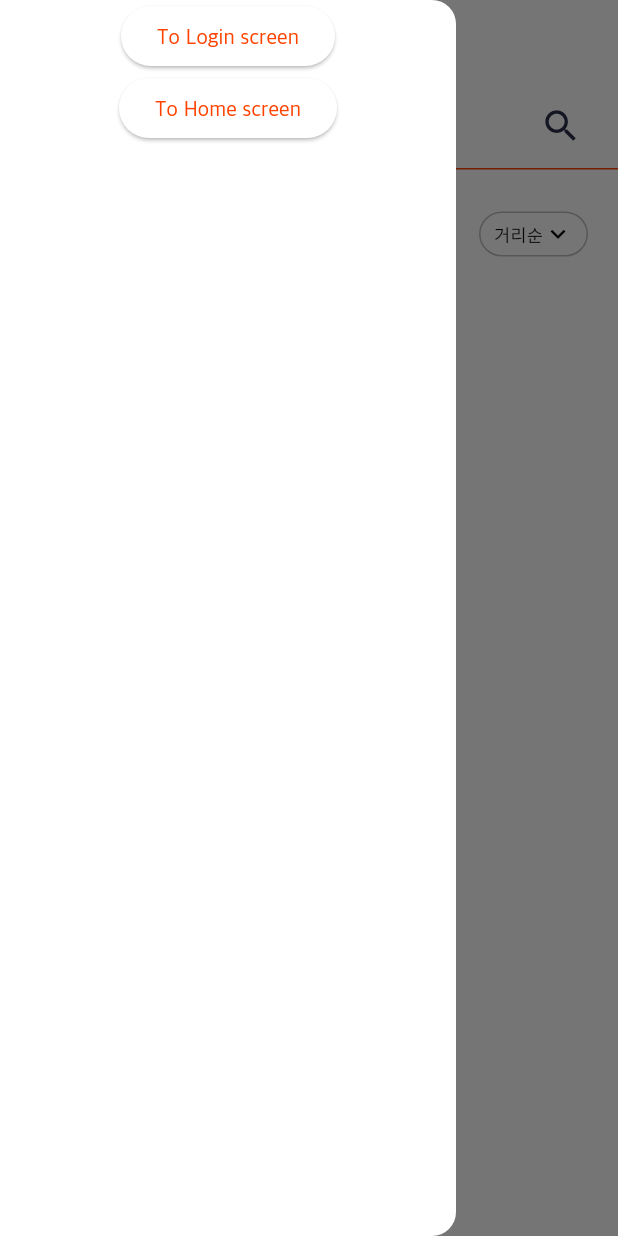
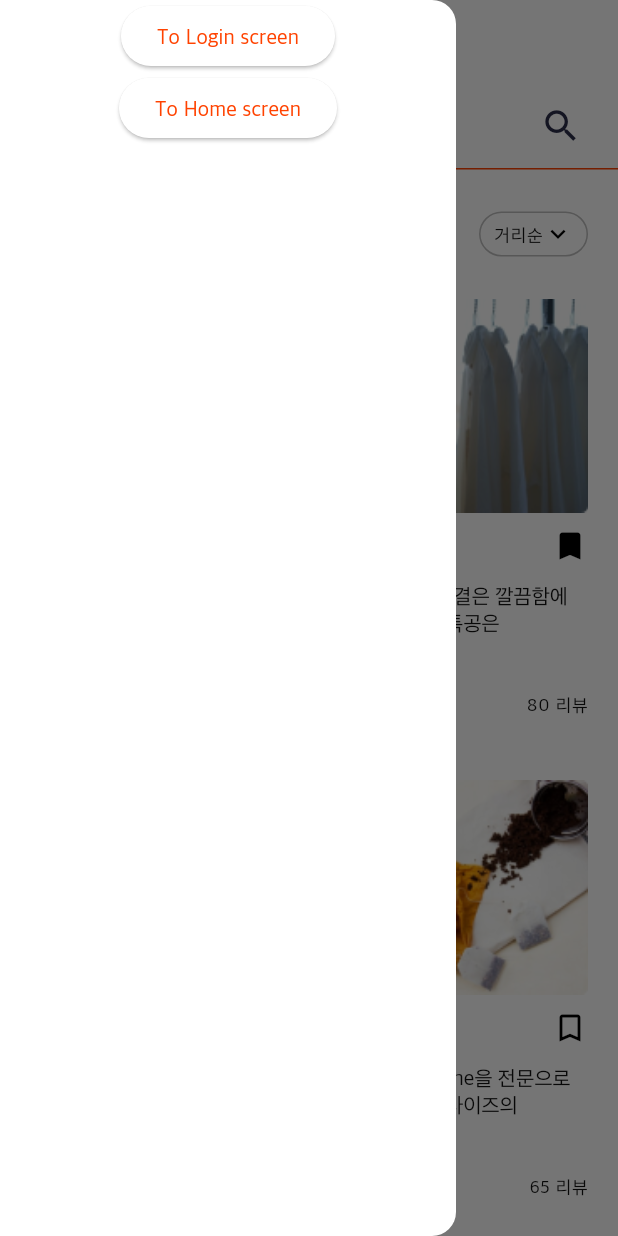
Before and after one commit to chuongphong12/makerre_flutter, a Flutter app: the SearchResultScreen screen opened directly with empty values, with the side drawer open, on a phone screen of 412 x 824 dp. Run offline on Flutter 3.47's test engine with Material 2 defaults, Android fonts, the light colour scheme and no system bars; our stand-ins replace bloc, carousel_slider, flutter_form_builder, flutter_rating_bar, flutter_svg, go_router and 1 more.

Commit message:
add search result grid view

```diff
--- /dev/null
+++ b/lib/models/search_result_model.dart
@@ -0,0 +1,79 @@
+class SearchResult {
+  final String image;
+  final String title;
+  final String description;
+  final double price;
+  final double reviewCount;
+  final double rating;
+  final bool isBookmark;
+
+  SearchResult({
+    required this.image,
+    required this.title,
+    required this.description,
+    required this.price,
+    required this.reviewCount,
+    required this.rating,
+    required this.isBookmark,
+  });
+
+  static final List<SearchResult> searchResults = [
+    SearchResult(
+      image: 'assets/images/search_result/celine-bag.png',
+      title: '픽스 마스터',
+      isBookmark: true,
+      description:
+          'Old Celine, Celine을 전문으로 합니다. 다양한 사이즈의 Old Celine, Celine을 전문으로 합니다. 다양한 사이즈의',
+      price: 500000,
+      rating: 4.9,
+      reviewCount: 108,
+    ),
+    SearchResult(
+      image: 'assets/images/search_result/t-shirt.png',
+      title: '세탁 특공',
+      isBookmark: true,
+      description: '명품 세탁 1위 비결은 깔끔함에 있습니다. 세탁 특공은',
+      price: 450000,
+      rating: 4.8,
+      reviewCount: 80,
+    ),
+    SearchResult(
+      image: 'assets/images/search_result/blanket.png',
+      title: '수리수리 마수리',
+      isBookmark: false,
+      description: '명품 세탁 1위 비결은 깔끔함에 있습니다. 세탁 특공은 ',
+      price: 680000,
+      rating: 4.6,
+      reviewCount: 222,
+    ),
+    SearchResult(
+      image: 'assets/images/search_result/coffee.png',
+      title: '리폼의 신',
+      isBookmark: false,
+      description: 'Old Celine, Celine을 전문으로 합니다. 다양한 사이즈의',
+      price: 230000,
+      rating: 4.9,
+      reviewCount: 65,
+    ),
+    SearchResult(
+      image: 'assets/images/search_result/noddle.png',
+      title: '수리수리 마수리',
+      isBookmark: false,
+      description:
+          'Old Celine, Celine을 전문으로 합니다. 다양한 사이즈의 Old Celine, Celine을 전문으로 합니다. 다양한 사이즈의',
+      price: 125000,
+      rating: 4.4,
+      reviewCount: 9,
+    ),
+    SearchResult(
+      image: 'assets/images/search_result/old-guy.png',
+      title: '수선 매니아',
+      isBookmark: false,
+      description:
+          'Old Celine, Celine을 전문으로 합니다. 다양한 사이즈의 Old Celine, Celine을 전문으로 합니다. 다양한 사이즈의',
+      price: 310000,
+      rating: 4.8,
+      reviewCount: 201,
+    )
+  ];
+}
--- a/lib/screens/home/search/search_result_screen.dart
+++ b/lib/screens/home/search/search_result_screen.dart
@@ -1,6 +1,7 @@
 import 'package:flutter/material.dart';
 import 'package:flutter_svg/svg.dart';
 import 'package:go_router/go_router.dart';
+import 'package:makerre_flutter/models/search_result_model.dart';
 import 'package:makerre_flutter/widgets/app_drawer.dart';
 
 class SearchResultScreen extends StatelessWidget {
@@ -22,7 +23,8 @@ class SearchResultScreen extends StatelessWidget {
         centerTitle: true,
       ),
       drawer: const AppDrawer(),
-      body: Column(
+      body: SingleChildScrollView(
+        child: Column(
           children: [
             Row(
               children: [
@@ -73,11 +75,142 @@ class SearchResultScreen extends StatelessWidget {
                               child: InkWell(
                                 borderRadius: BorderRadius.circular(20),
                                 onTap: () {
-                                showModalBottomSheet(
+                                  _buildBottomModal(context);
+                                },
+                                child: Padding(
+                                  padding: const EdgeInsets.symmetric(
+                                    horizontal: 10,
+                                    vertical: 5,
+                                  ),
+                                  child: Row(
+                                    mainAxisAlignment:
+                                        MainAxisAlignment.spaceBetween,
+                                    children: [
+                                      Text(
+                                        '거리순',
+                                        style: Theme.of(context)
+                                            .textTheme
+                                            .bodyText1,
+                                      ),
+                                      const Icon(
+                                        Icons.keyboard_arrow_down,
+                                        size: 20,
+                                        color: Colors.black,
+                                      ),
+                                    ],
+                                  ),
+                                ),
+                              ),
+                            )
+                          ],
+                        ),
+                        const SizedBox(height: 28),
+                        GridView.count(
+                          crossAxisCount: 2,
+                          shrinkWrap: true,
+                          crossAxisSpacing: 15,
+                          childAspectRatio: 80 / 135,
+                          mainAxisSpacing: 20,
+                          physics: const NeverScrollableScrollPhysics(),
+                          children: SearchResult.searchResults
+                              .map(
+                                (val) => Column(
+                                  crossAxisAlignment: CrossAxisAlignment.start,
+                                  children: [
+                                    Image.asset(
+                                      val.image,
+                                      width: double.maxFinite,
+                                      fit: BoxFit.cover,
+                                    ),
+                                    const SizedBox(height: 10),
+                                    Row(
+                                      mainAxisAlignment:
+                                          MainAxisAlignment.spaceBetween,
+                                      children: [
+                                        Text(
+                                          val.title,
+                                          style: Theme.of(context)
+                                              .textTheme
+                                              .headline4,
+                                        ),
+                                        val.isBookmark
+                                            ? const Icon(Icons.bookmark)
+                                            : const Icon(
+                                                Icons.bookmark_outline),
+                                      ],
+                                    ),
+                                    const SizedBox(height: 12),
+                                    Text(
+                                      val.description,
+                                      maxLines: 2,
+                                      overflow: TextOverflow.ellipsis,
+                                      style:
+                                          Theme.of(context).textTheme.headline6,
+                                    ),
+                                    const SizedBox(height: 10),
+                                    Text(
+                                      '${val.price.toStringAsFixed(0)} 원 ~',
+                                      style:
+                                          Theme.of(context).textTheme.headline4,
+                                    ),
+                                    const SizedBox(height: 6),
+                                    Row(
+                                      mainAxisAlignment:
+                                          MainAxisAlignment.spaceBetween,
+                                      children: [
+                                        Row(
+                                          children: [
+                                            const Icon(
+                                              Icons.star_rate_rounded,
+                                              size: 17,
+                                              color: Colors.amber,
+                                            ),
+                                            Text(
+                                              val.rating.toStringAsFixed(1),
+                                              style: Theme.of(context)
+                                                  .textTheme
+                                                  .bodyText1,
+                                            ),
+                                          ],
+                                        ),
+                                        Text(
+                                          '${val.reviewCount.toStringAsFixed(0)} 리뷰',
+                                          style: Theme.of(context)
+                                              .textTheme
+                                              .bodyText1,
+                                        ),
+                                      ],
+                                    ),
+                                  ],
+                                ),
+                              )
+                              .toList(),
+                        ),
+                        const SizedBox(height: 20),
+                      ],
+                    ),
+                  )
+                : Center(
+                    child: Text(
+                      '\'$result\' 에 해당하는 결과값이 없습니다.',
+                      style: Theme.of(context).textTheme.headline4!.copyWith(
+                            color: const Color(0xFFBDBDBD),
+                            fontWeight: FontWeight.normal,
+                          ),
+                    ),
+                  )
+          ],
+        ),
+      ),
+    );
+  }
+
+  Future<dynamic> _buildBottomModal(BuildContext context) {
+    return showModalBottomSheet(
       context: context,
       enableDrag: true,
-                                  constraints: const BoxConstraints.tightFor(
-                                      height: 174, width: double.infinity),
+      constraints:
+          const BoxConstraints.tightFor(height: 174, width: double.infinity),
       shape: RoundedRectangleBorder(
         borderRadius: BorderRadius.circular(12),
       ),
@@ -104,47 +237,5 @@ class SearchResultScreen extends StatelessWidget {
         ),
       ),
     );
-                              },
-                              child: Padding(
-                                padding: const EdgeInsets.symmetric(
-                                  horizontal: 10,
-                                  vertical: 5,
-                                ),
-                                child: Row(
-                                  mainAxisAlignment:
-                                      MainAxisAlignment.spaceBetween,
-                                  children: [
-                                    Text(
-                                      '거리순',
-                                      style:
-                                          Theme.of(context).textTheme.bodyText1,
-                                    ),
-                                    const Icon(
-                                      Icons.keyboard_arrow_down,
-                                      size: 20,
-                                      color: Colors.black,
-                                    ),
-                                  ],
-                                ),
-                              ),
-                            ),
-                          )
-                        ],
-                      )
-                    ],
-                  ),
-                )
-              : Center(
-                  child: Text(
-                    '\'$result\' 에 해당하는 결과값이 없습니다.',
-                    style: Theme.of(context).textTheme.headline4!.copyWith(
-                          color: const Color(0xFFBDBDBD),
-                          fontWeight: FontWeight.normal,
-                        ),
-                  ),
-                )
-        ],
-      ),
-    );
   }
 }
--- a/pubspec.yaml
+++ b/pubspec.yaml
@@ -75,6 +75,7 @@ flutter:
   assets:
     - assets/images/
     - assets/images/icons/
+    - assets/images/search_result/
   #   - images/a_dot_ham.jpeg
 
   # An image asset can refer to one or more resolution-specific "variants", see
```
Also changed, not shown: assets/images/search_result/blanket.png (added), assets/images/search_result/celine-bag.png (added), assets/images/search_result/coffee.png (added), assets/images/search_result/noddle.png (added), assets/images/search_result/old-guy.png (added), assets/images/search_result/t-shirt.png (added). Lines whose indentation alone changed are shown as unchanged.
